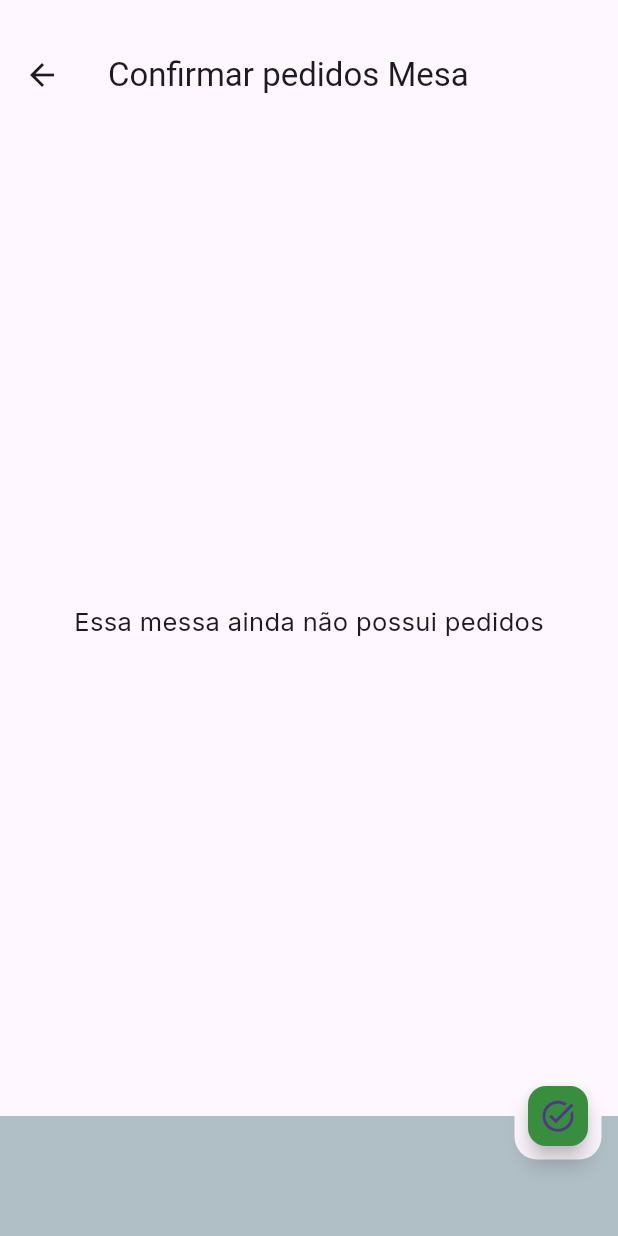
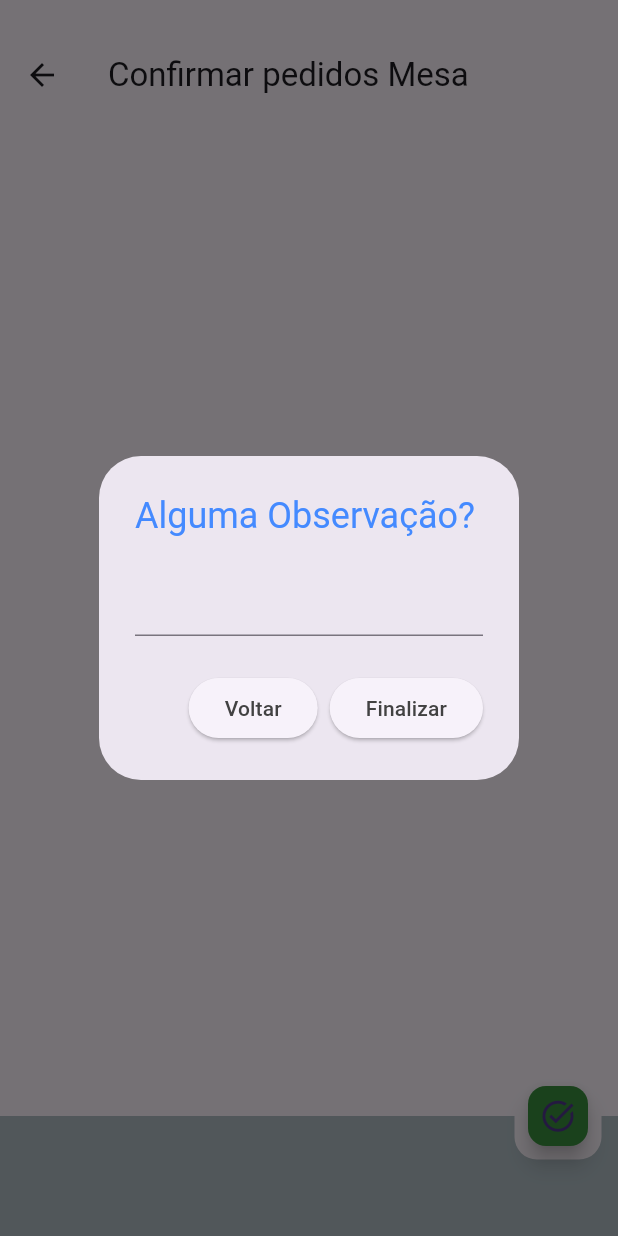
Before and after one commit to RafaelOuverney/stein_android, a Flutter app: the ConfirmaComanda screen opened directly with empty values, after a tap on the "task alt" icon, on a phone screen of 412 x 824 dp. Run offline on Flutter 3.47's test engine with Material 2 defaults, Android fonts, the phone set to English and light mode, and no system bars; our stand-ins replace google_fonts, shared_preferences; accounts and stored records are empty.

Commit message:
modified:   lib/requisicao.dart 	modified:   lib/tabs/confirmaComanda.dart 	new file:   lib/tabs/observacoes.dart 	modified:   lib/venda.dart

```diff
--- a/lib/requisicao.dart
+++ b/lib/requisicao.dart
@@ -31,7 +31,7 @@ var comandas = [];
 var produtosPerComanda = [];
 var quantidadeProdutosPerComanda = 0;
 var produtosP = [];
-var funcionarioId = '';
+var funcID = '';
 
 class Token extends StatefulWidget {
   const Token({super.key});
@@ -134,7 +134,7 @@ class HttpRequest extends State<RequisicaoHttp> {
       funcionarioNome =
           dadosUser[0]['primeiro_nome'] + ' ${dadosUser[0]['segundo_nome']}';
 
-      //funcionarioId = dadosUser[0]['id'];
+      funcID = dadosUser[0]['url'];
 
       var funcFuncao = await requisitaFuncao(dadosUser[0]['funcao']);
       funcionarioFuncao = funcFuncao['nome'];
@@ -304,6 +304,7 @@ Future produtosReq() async {
       'imagem': '${element['imagem']}',
       'preco': '${element['preco']}',
       'id': '${element['tipoProduto']}',
+      'idProduto': '${element['id']}',
       'descrição': '${element['descricao']}',
       'quantidade': 0
     };
@@ -315,18 +316,15 @@ Future produtosReq() async {
   filter.retainWhere((element) => element['id'] == separador);
 }
 
-Future fazPedido(produtos, idMesa, idFuncionario) async {
+Future fazPedido(produtos, idMesa) async {
   http.Response resposta = await http.post(
     Uri.http(req.toString(), '/djangorestframeworkapi/Comanda/'),
     headers: <String, String>{
       'Content-Type': 'application/json; charset=UTF-8',
       'Authorization': 'Token $tokenzinho'
     },
-    body: jsonEncode(<String, String>{
-      'produtos': '$produtos',
-      'idMesa': '$idMesa',
-      'idFuncionario': '$idFuncionario'
-    }),
+    body: jsonEncode(
+        {'produtos': produtos, 'idMesa': '$idMesa', 'idFuncionario': funcID}),
   );
-  print('bom dia');
+  print(funcID);
 }
--- a/lib/tabs/confirmaComanda.dart
+++ b/lib/tabs/confirmaComanda.dart
@@ -1,13 +1,17 @@
 import 'package:flutter/material.dart';
 
 import 'package:google_fonts/google_fonts.dart';
+import 'package:stein/main.dart';
 import 'package:stein/requisicao.dart';
 import 'package:stein/tabs/first_page.dart';
+import 'package:stein/tabs/observacoes.dart';
+import 'package:stein/venda.dart';
 
 class ConfirmaComanda extends StatefulWidget {
   var mesa = '';
   var dici = [];
   var idmesa = '';
+  var comentario = [];
   ConfirmaComanda({super.key, required this.mesa, required this.idmesa});
 
   @override
@@ -25,15 +29,7 @@ class _ConfirmaComandaState extends State<ConfirmaComanda> {
       body: Padding(
         padding: const EdgeInsets.only(bottom: 15),
         child: SafeArea(
-          child: listaProd.isEmpty
-              ? Center(
-                  child: Text(
-                    'Essa messa ainda não possui pedidos',
-                    style: GoogleFonts.inter(
-                        textStyle: const TextStyle(fontSize: 17)),
-                  ),
-                )
-              : ListView.builder(
+          child: ListView.builder(
             itemCount: listaProd.length,
             itemBuilder: ((context, index) {
               return ListTile(
@@ -48,7 +44,66 @@ class _ConfirmaComandaState extends State<ConfirmaComanda> {
       floatingActionButton: FloatingActionButton.small(
         backgroundColor: Colors.green[700],
         onPressed: () async {
-          fazPedido(listaProd, widget.idmesa, '2');
+          // fazPedido(listaProd, widget.idmesa, '2');
+          showDialog(
+            context: context,
+            builder: (BuildContext context) {
+              return Expanded(
+                child: AlertDialog(
+                  title: const Text(
+                    'Alguma Observação?',
+                    style: TextStyle(color: Colors.blueAccent),
+                  ),
+                  content: TextFormField(
+                    validator: (value) {
+                      // comentario = [
+                      //   {'comentario : ${value}'}
+                      // ];
+                    },
+                    keyboardType: TextInputType.multiline,
+                    maxLines: null,
+                    minLines: null,
+                  ),
+                  actions: [
+                    ElevatedButton(
+                      onPressed: () {
+                        Navigator.pop(context);
+                      },
+                      child: Text(
+                        'Voltar',
+                        style: TextStyle(color: Colors.grey[800]),
+                      ),
+                    ),
+                    ElevatedButton(
+                      onPressed: () async {
+                        showDialog(
+                            context: context,
+                            builder: (context) {
+                              return const Center(
+                                  child: CircularProgressIndicator(
+                                color: Colors.white,
+                              ));
+                            });
+
+                        // Navigator.pushAndRemoveUntil(
+                        //   context,
+                        //   MaterialPageRoute(
+                        //     builder: (BuildContext context) =>
+                        //         const FirstPage(),
+                        //   ),
+                        //   (route) => false,
+                        // );
+                      },
+                      child: Text(
+                        'Finalizar',
+                        style: TextStyle(color: Colors.grey[800]),
+                      ),
+                    ),
+                  ],
+                ),
+              );
+            },
+          );
         },
         child: const Icon(
           Icons.task_alt,
--- a/lib/venda.dart
+++ b/lib/venda.dart
@@ -40,7 +40,7 @@ class _HomePageState extends State<HomePage> {
                         MaterialPageRoute(
                             builder: (BuildContext context) => ConfirmaComanda(
                                   mesa: widget.nmrMesa,
-                                  idmesa: '1',
+                                  idmesa: widget.idmesa,
                                 )));
                   },
                   icon: const Icon(Icons.add_task)),
```
Also changed, not shown: lib/tabs/observacoes.dart (added, +49 -0 lines). Lines whose indentation alone changed are shown as unchanged.
